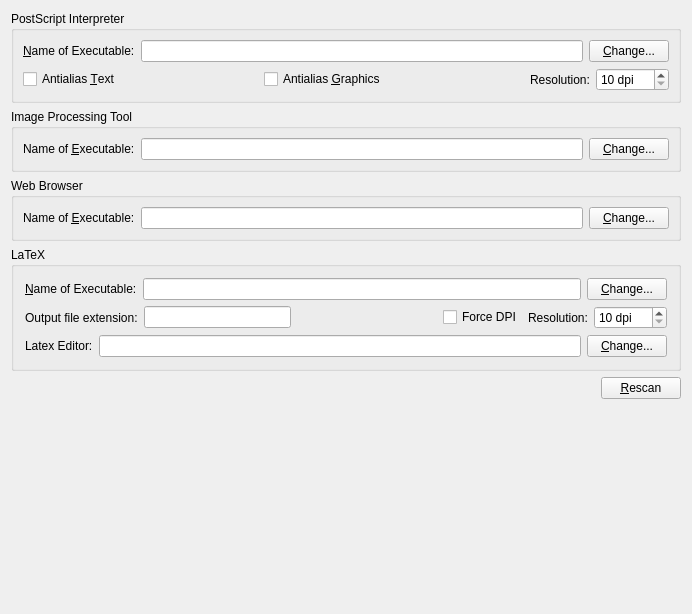
Before: the Qt Designer form scribus/tabexternaltoolswidget.ui in scribusproject/scribus, drawn with Qt 5.
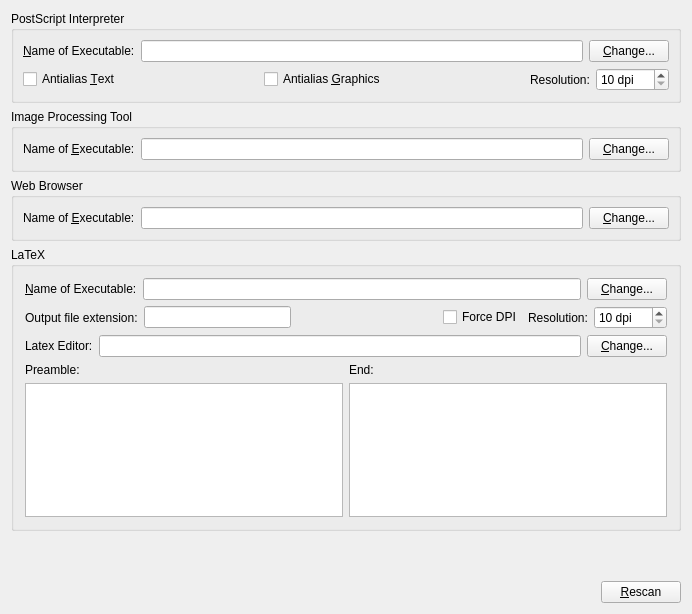
After: the same form once the commit is applied.

Commit message: latest patch from Herm for Latex support, compiles fine here

What changed in the file:
```diff
--- a/scribus/tabexternaltoolswidget.ui
+++ b/scribus/tabexternaltoolswidget.ui
@@ -497,9 +497,67 @@
         </item>
        </layout>
       </item>
+      <item>
+       <layout class="QHBoxLayout" >
+        <item>
+         <layout class="QVBoxLayout" >
+          <item>
+           <widget class="QLabel" name="latexPreLabel" >
+            <property name="text" >
+             <string>Preamble:</string>
+            </property>
+            <property name="buddy" >
+             <cstring>latexPreTextEdit</cstring>
+            </property>
+           </widget>
+          </item>
+          <item>
+           <widget class="QTextEdit" name="latexPreTextEdit" >
+            <property name="acceptRichText" >
+             <bool>true</bool>
+            </property>
+           </widget>
+          </item>
+         </layout>
+        </item>
+        <item>
+         <layout class="QVBoxLayout" >
+          <item>
+           <widget class="QLabel" name="labelLatexPost" >
+            <property name="text" >
+             <string>End:</string>
+            </property>
+            <property name="buddy" >
+             <cstring>latexPostTextEdit</cstring>
+            </property>
+           </widget>
+          </item>
+          <item>
+           <widget class="QTextEdit" name="latexPostTextEdit" />
+          </item>
+         </layout>
+        </item>
+       </layout>
+      </item>
      </layout>
     </widget>
    </item>
+   <item>
+    <spacer>
+     <property name="orientation" >
+      <enum>Qt::Vertical</enum>
+     </property>
+     <property name="sizeType" >
+      <enum>QSizePolicy::Expanding</enum>
+     </property>
+     <property name="sizeHint" >
+      <size>
+       <width>670</width>
+       <height>101</height>
+      </size>
+     </property>
+    </spacer>
+   </item>
    <item>
     <layout class="QHBoxLayout" >
      <property name="spacing" >
@@ -548,22 +606,6 @@
      </item>
     </layout>
    </item>
-   <item>
-    <spacer>
-     <property name="orientation" >
-      <enum>Qt::Vertical</enum>
-     </property>
-     <property name="sizeType" >
-      <enum>QSizePolicy::Expanding</enum>
-     </property>
-     <property name="sizeHint" >
-      <size>
-       <width>670</width>
-       <height>101</height>
-      </size>
-     </property>
-    </spacer>
-   </item>
   </layout>
  </widget>
  <layoutdefault spacing="6" margin="11" />
```
Left out of the diff: 4 changed lines with no effect on the pictures. The commit also changes 10 other files.
